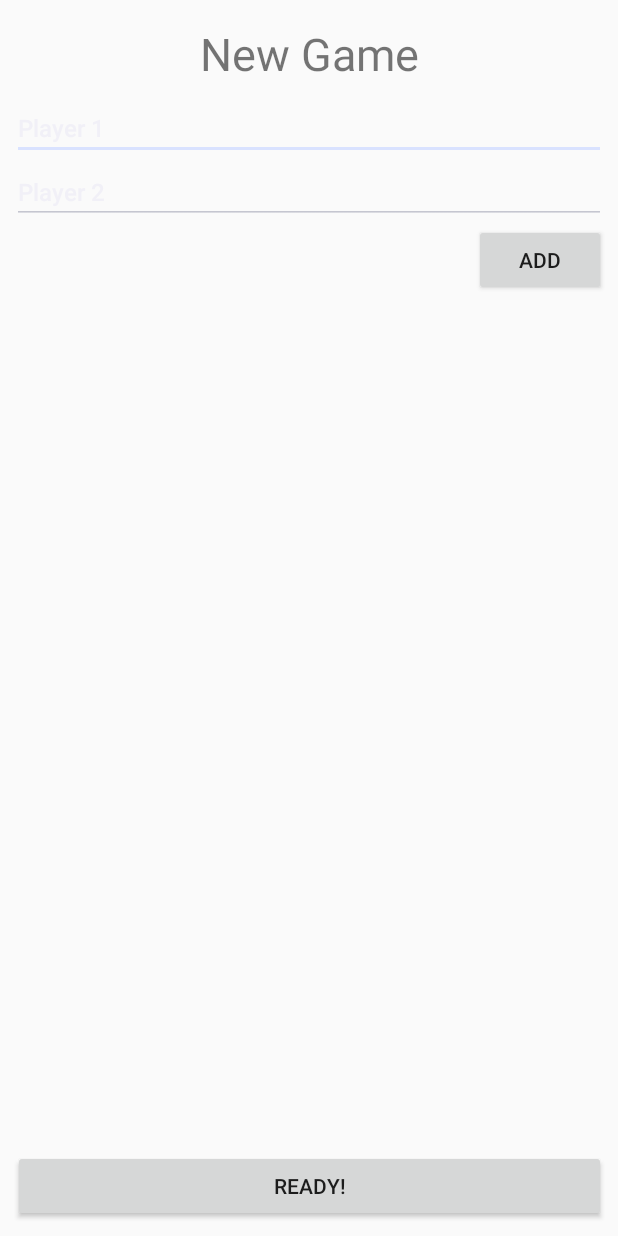
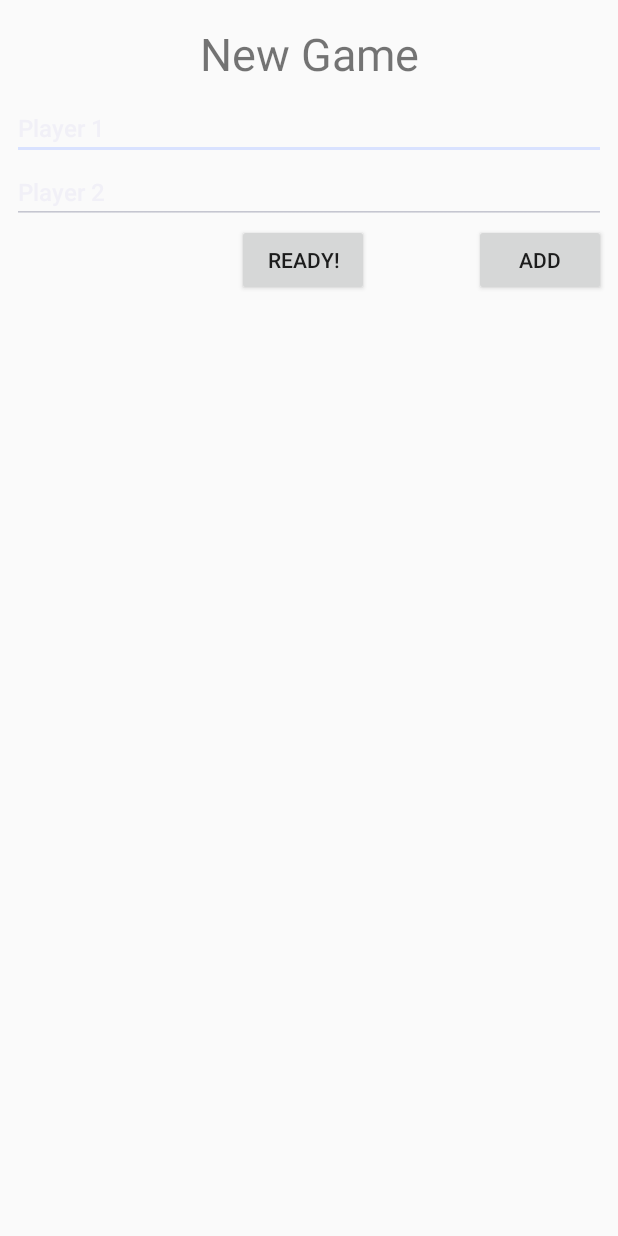
Before and after one commit to dkaznacheev/labyrinth, an Android app: the InitActivity screen opened directly, with no data from a screen before it, on a phone screen of 412 x 824 dp. Run offline under Robolectric (Android 15) with nearby library versions, the light colour scheme and no system bars.

Commit message:
Split MainActivity to parent GameActivity andchild LocalGameActivity, refactored GameState

```diff
--- a/Labyrinth/app/src/main/AndroidManifest.xml
+++ b/Labyrinth/app/src/main/AndroidManifest.xml
@@ -10,7 +10,7 @@
         android:supportsRtl="true"
         android:theme="@style/Theme.AppCompat.Light.NoActionBar">
         <activity
-            android:name=".MainActivity"
+            android:name=".LocalGameActivity"
             android:screenOrientation="portrait" />
         <activity android:name=".LogActivity" />
         <activity android:name=".StartActivity">
--- a/Labyrinth/app/src/main/java/ru/spbau/labyrinth/StartActivity.java
+++ b/Labyrinth/app/src/main/java/ru/spbau/labyrinth/StartActivity.java
@@ -17,7 +17,7 @@ public class StartActivity extends AppCompatActivity {
             if (data == null || resultCode != RESULT_OK) {
                 return;
             }
-            Intent intent = new Intent(StartActivity.this, MainActivity.class);
+            Intent intent = new Intent(StartActivity.this, LocalGameActivity.class);
             intent.putExtras(data);
             intent.putExtra("isNewGame", true);
             startActivity(intent);
@@ -43,7 +43,7 @@ public class StartActivity extends AppCompatActivity {
         loadButton.setOnClickListener(new View.OnClickListener() {
             @Override
             public void onClick(View view) {
-                Intent intent = new Intent(StartActivity.this, MainActivity.class);
+                Intent intent = new Intent(StartActivity.this, LocalGameActivity.class);
                 intent.putExtra("isNewGame", false);
                 startActivity(intent);
             }
--- a/Labyrinth/app/src/main/java/ru/spbau/labyrinth/model/Model.java
+++ b/Labyrinth/app/src/main/java/ru/spbau/labyrinth/model/Model.java
@@ -404,6 +404,10 @@ public class Model {
         public void setTreasurePos(int x, int y) {
             fieldView.setTreasurePos(x, y);
         }
+
+        public String getName() {
+            return name;
+        }
     }
 
     /**
--- a/Labyrinth/app/src/main/res/layout/activity_main.xml
+++ b/Labyrinth/app/src/main/res/layout/activity_game.xml
@@ -5,10 +5,10 @@
     android:layout_width="match_parent"
     android:layout_height="match_parent"
     android:id="@+id/layout"
-    tools:context="ru.spbau.labyrinth.MainActivity">
+    tools:context="ru.spbau.labyrinth.LocalGameActivity">
 
     <ImageView
-        android:id="@+id/imageView"
+        android:id="@+id/background"
         android:layout_width="900dp"
         android:layout_height="900dp"
         app:layout_constraintBottom_toBottomOf="parent"
--- a/Labyrinth/app/src/main/res/layout/activity_init.xml
+++ b/Labyrinth/app/src/main/res/layout/activity_init.xml
@@ -61,13 +61,13 @@
 
     <Button
         android:id="@+id/startButton"
-        android:layout_width="395dp"
+        android:layout_width="wrap_content"
         android:layout_height="wrap_content"
-        android:layout_marginBottom="9dp"
+        android:layout_marginEnd="8dp"
+        android:layout_marginStart="0dp"
+        android:layout_marginTop="0dp"
         android:text="@string/ready"
-        app:layout_constraintBottom_toBottomOf="parent"
-        android:layout_marginLeft="8dp"
-        app:layout_constraintLeft_toLeftOf="parent"
-        android:layout_marginRight="8dp"
-        app:layout_constraintRight_toRightOf="parent" />
+        app:layout_constraintEnd_toEndOf="parent"
+        app:layout_constraintStart_toStartOf="parent"
+        app:layout_constraintTop_toBottomOf="@+id/playersLayout" />
 </android.support.constraint.ConstraintLayout>
```
Also changed, not shown: Labyrinth/app/src/main/java/ru/spbau/labyrinth/GameActivity.java (renamed from Labyrinth/app/src/main/java/ru/spbau/labyrinth/MainActivity.java, +14 -63 lines), Labyrinth/app/src/main/java/ru/spbau/labyrinth/LocalGameActivity.java (added, +91 -0 lines), Labyrinth/app/src/main/java/ru/spbau/labyrinth/model/GameState.java (+4 -13 lines).
